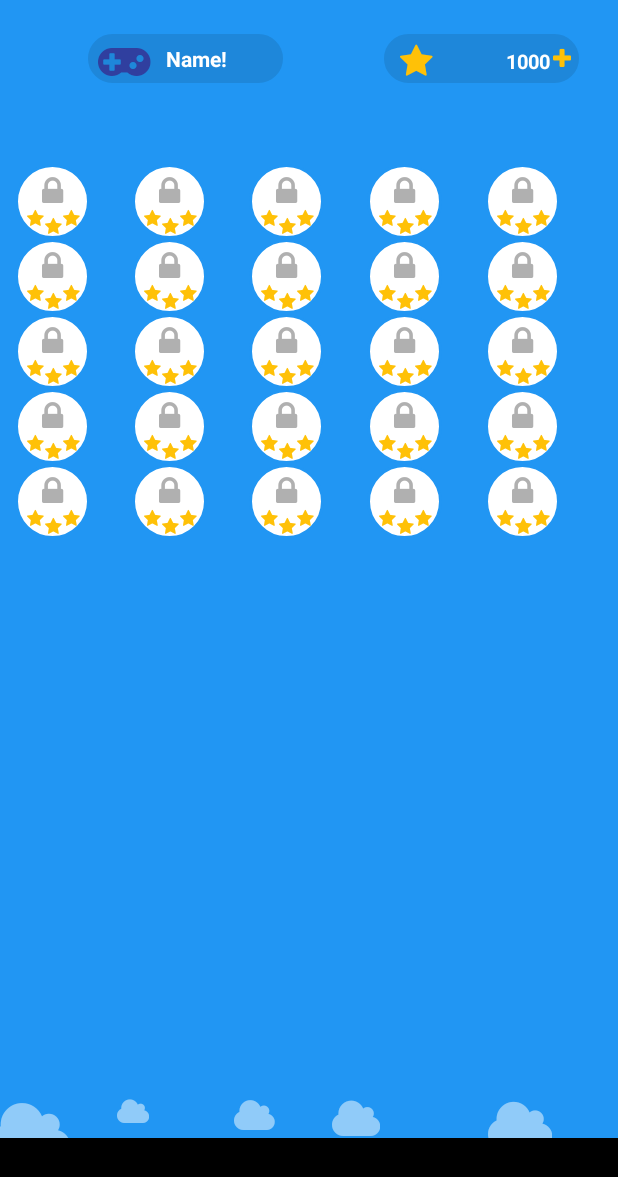
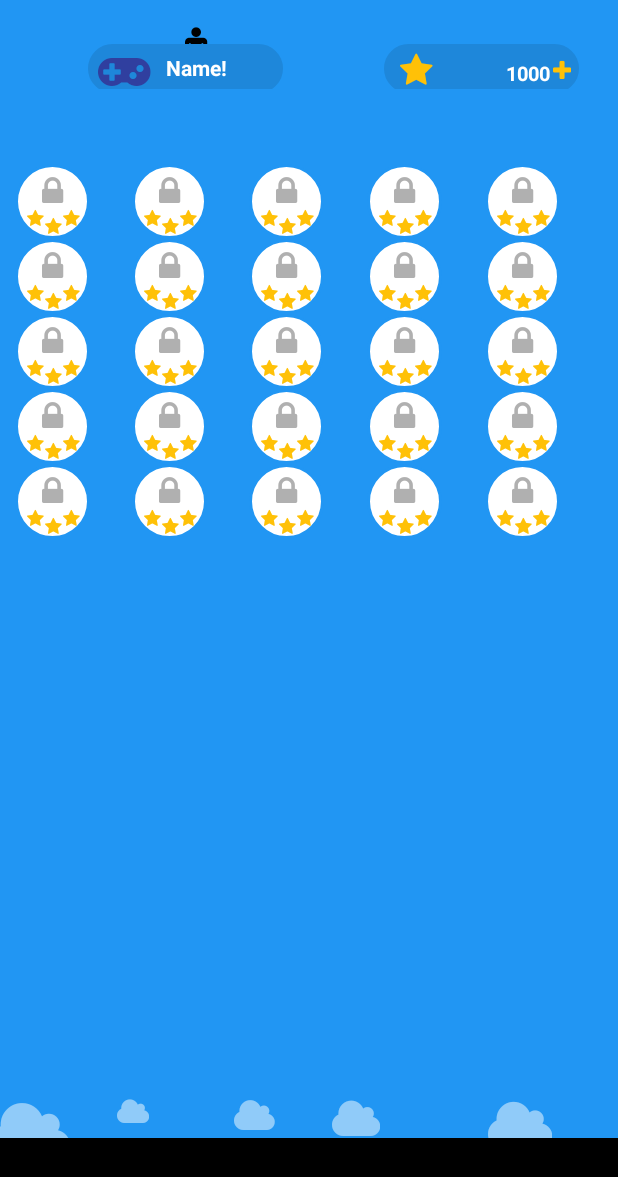
Before and after one commit to mehrroid/gameoftrump-app-12, an Android app: the Lev screen opened directly, with no data from a screen before it, on a phone screen of 412 x 824 dp. Shown: the top 1177 px of the screen. Run offline under Robolectric (Android 15) with nearby library versions, the phone set to English and light mode, and no system bars; our stand-ins replace AdMob, sdp/ssp sizes.

Commit message:
change level, change name of stars,edit comments

```diff
--- a/app/src/main/java/com/whitedevs/gameoftrumps/Game.java
+++ b/app/src/main/java/com/whitedevs/gameoftrumps/Game.java
@@ -84,6 +84,8 @@ public class Game extends Activity {
 		TextView txtsq1= (TextView) findViewById(R.id.sqbg);
 		TextView txtstar= (TextView) findViewById(R.id.star);
 		txtstar.setTypeface(font2);
+		TextView topIcMale= (TextView) findViewById(R.id.topIcMale);
+		topIcMale.setTypeface(font2);
 		sizeIcon=40;
 		TextView plus = (TextView) findViewById(R.id.pl);
 		plus.setTypeface(font);
--- a/app/src/main/java/com/whitedevs/gameoftrumps/Lev.java
+++ b/app/src/main/java/com/whitedevs/gameoftrumps/Lev.java
@@ -168,6 +168,8 @@ TextView levLogo00;
         txtstar.setTypeface(font2);
         TextView plus = (TextView) findViewById(R.id.pl);
         plus.setTypeface(font2);
+        TextView topIcMale= (TextView) findViewById(R.id.topIcMale);
+        topIcMale.setTypeface(font2);
         //mehrnaz lock
         TextView levLogo;
         for(int i=0;i<5;i++)
--- a/app/src/main/java/com/whitedevs/gameoftrumps/Splash_Screen.java
+++ b/app/src/main/java/com/whitedevs/gameoftrumps/Splash_Screen.java
@@ -14,7 +14,7 @@ import android.widget.Toast;
  */
 
 public class Splash_Screen extends Activity {
-    TextView txtLoading;
+//    TextView txtLoading;
     Typeface font;
     // Splash screen timer
     private static int SPLASH_TIME_OUT = 10000;
@@ -22,9 +22,9 @@ public class Splash_Screen extends Activity {
     protected void onCreate(Bundle savedInstanceState) {
         super.onCreate(savedInstanceState);
         setContentView(R.layout.splash_screen);
-        txtLoading = (TextView) findViewById(R.id.txtLoading);
+//        txtLoading = (TextView) findViewById(R.id.txtLoading);
         font = Typeface.createFromAsset(getAssets(), "fontawesome-webfont.ttf");
-        txtLoading.setTypeface(font);
+//        txtLoading.setTypeface(font);
         caller();
 
         try {
--- a/app/src/main/res/layout/top.xml
+++ b/app/src/main/res/layout/top.xml
@@ -5,13 +5,23 @@
     android:background="@color/blueBg"
     >
   <TextView
+      android:layout_width="@dimen/_30sdp"
+      android:layout_height="@dimen/_30sdp"
+      android:text="@string/icon_male"
+      android:layout_marginLeft="@dimen/_95sdp"
+      android:id="@+id/topIcMale"
+      android:layout_marginTop="@dimen/_1sdp"
+      android:textSize="@dimen/_20sdp"
+android:layout_marginBottom="@dimen/_5sdp"
+      android:textColor="#000000"/>
+  <TextView
       android:layout_width="@dimen/_100sdp"
       android:layout_height="@dimen/_25sdp"
       android:id="@+id/sqbg"
       android:layout_gravity="left"
       android:gravity="left"
       android:layout_marginLeft="@dimen/_45sdp"
-      android:layout_marginTop="@dimen/_5sdp"
+      android:layout_marginTop="@dimen/_10sdp"
       android:layout_marginBottom="@dimen/_10sdp"
       android:background="@drawable/roundbg"
       android:onClick="onGGP"/>
@@ -23,7 +33,7 @@
 android:layout_marginLeft="@dimen/_50sdp"
     android:textSize="@dimen/_25sdp"
     android:textColor="@color/colorPrimaryDark"
-    android:layout_marginTop="@dimen/_5sdp"
+    android:layout_marginTop="@dimen/_10sdp"
     android:layout_height="wrap_content"
     android:text="@string/icon_game"/>
 
@@ -34,7 +44,7 @@ android:layout_marginLeft="@dimen/_50sdp"
       android:id="@+id/tvUserName"
       android:layout_gravity="left"
       android:textStyle="bold"
-      android:layout_marginTop="@dimen/_10sdp"
+      android:layout_marginTop="@dimen/_15sdp"
       android:textColor="@color/common_google_signin_btn_text_dark_default"
       android:textSize="@dimen/_11sdp"
       android:layout_height="wrap_content"
@@ -44,7 +54,7 @@ android:layout_marginLeft="@dimen/_50sdp"
       android:layout_height="@dimen/_25sdp"
       android:id="@+id/sqbg2"
 
-      android:layout_marginTop="@dimen/_5sdp"
+      android:layout_marginTop="@dimen/_10sdp"
       android:layout_marginBottom="@dimen/_10sdp"
       android:layout_marginRight="@dimen/_20sdp"
       android:layout_gravity="right"
@@ -60,7 +70,7 @@ android:layout_marginLeft="@dimen/_50sdp"
       android:gravity="right"
       android:layout_marginRight="@dimen/_95sdp"
       android:textColor="@color/colorStars"
-    android:paddingTop="@dimen/_10sdp"
+    android:paddingTop="@dimen/_15sdp"
       android:paddingBottom="@dimen/_5sdp"
       android:paddingLeft="@dimen/_5sdp"
      />
@@ -79,7 +89,7 @@ android:layout_marginLeft="@dimen/_50sdp"
 
       android:textStyle="bold"
 
-      android:layout_marginTop="@dimen/_12sdp"
+      android:layout_marginTop="@dimen/_18sdp"
       android:layout_marginBottom="@dimen/_5sdp"/>
   <TextView
       android:layout_width="wrap_content"
@@ -92,6 +102,6 @@ android:layout_marginLeft="@dimen/_50sdp"
       android:gravity="right"
       android:layout_marginRight="@dimen/_24sdp"
       android:textColor="@color/colorStars"
-      android:layout_marginTop="@dimen/_12sdp"
+      android:layout_marginTop="@dimen/_18sdp"
       android:layout_marginBottom="@dimen/_5sdp"/>
 </FrameLayout>
```
Also changed, not shown: app/src/main/res/layout/splash_screen.xml (+11 -11 lines), app/src/main/res/drawable/splash.png (added), 2 other files.
